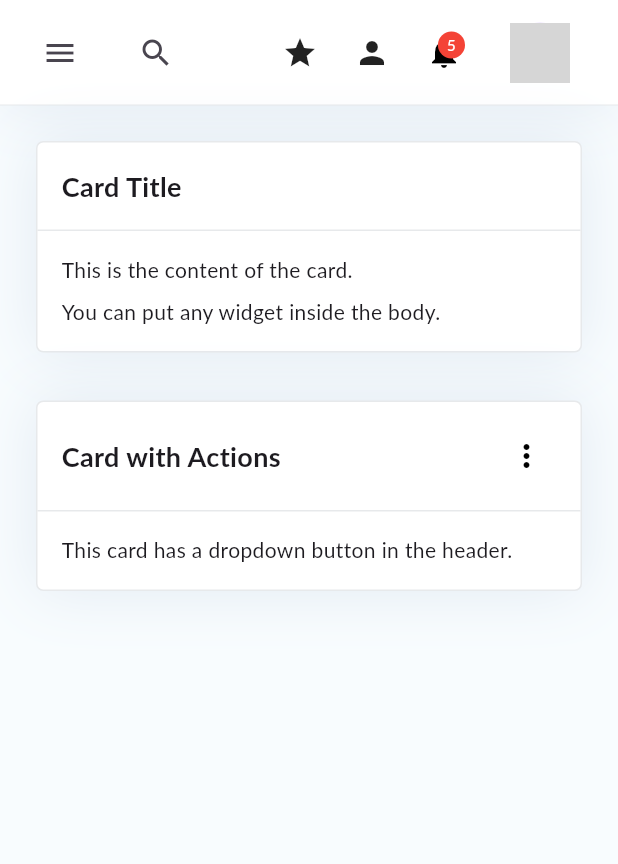
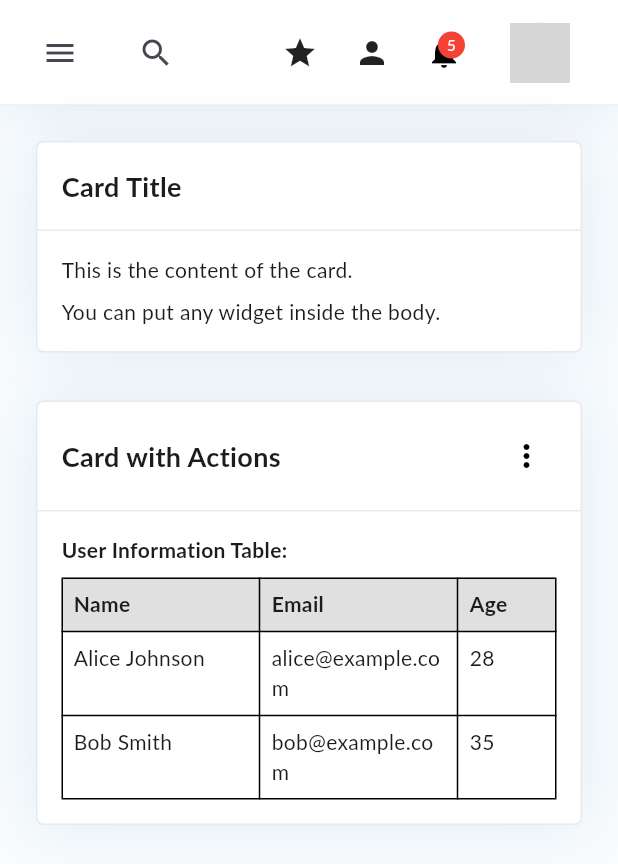
Before and after one commit to romulorodrigues/responsive_dashboard, a Flutter app: the screen it shows after launch, on a phone screen of 412 x 824 dp. Shown: the top 864 px of the screen. Run offline on Flutter 3.47's test engine with Material 3 defaults, Android fonts, the phone set to English and light mode, and no system bars; network calls fail; Roboto replaces fonts that are missing (Lato); grey boxes are pictures that could not be loaded.

Commit message:
feat: android

```diff
--- a/example/lib/main.dart
+++ b/example/lib/main.dart
@@ -266,8 +266,81 @@ class MyApp extends StatelessWidget {
                           ),
                         ],
                       ),
-                      body: const Text(
-                        'This card has a dropdown button in the header.',
+                      body: Column(
+                        crossAxisAlignment: CrossAxisAlignment.start,
+                        children: [
+                          const Text(
+                            'User Information Table:',
+                            style: TextStyle(fontWeight: FontWeight.bold),
+                          ),
+                          const SizedBox(height: 8),
+                          Table(
+                            border: TableBorder.all(),
+                            columnWidths: const {
+                              0: FlexColumnWidth(2),
+                              1: FlexColumnWidth(2),
+                              2: FlexColumnWidth(1),
+                            },
+                            children: const [
+                              TableRow(
+                                decoration:
+                                    BoxDecoration(color: Color(0xFFE0E0E0)),
+                                children: [
+                                  Padding(
+                                    padding: EdgeInsets.all(8.0),
+                                    child: Text('Name',
+                                        style: TextStyle(
+                                            fontWeight: FontWeight.bold)),
+                                  ),
+                                  Padding(
+                                    padding: EdgeInsets.all(8.0),
+                                    child: Text('Email',
+                                        style: TextStyle(
+                                            fontWeight: FontWeight.bold)),
+                                  ),
+                                  Padding(
+                                    padding: EdgeInsets.all(8.0),
+                                    child: Text('Age',
+                                        style: TextStyle(
+                                            fontWeight: FontWeight.bold)),
+                                  ),
+                                ],
+                              ),
+                              TableRow(
+                                children: [
+                                  Padding(
+                                    padding: EdgeInsets.all(8.0),
+                                    child: Text('Alice Johnson'),
+                                  ),
+                                  Padding(
+                                    padding: EdgeInsets.all(8.0),
+                                    child: Text('alice@example.com'),
+                                  ),
+                                  Padding(
+                                    padding: EdgeInsets.all(8.0),
+                                    child: Text('28'),
+                                  ),
+                                ],
+                              ),
+                              TableRow(
+                                children: [
+                                  Padding(
+                                    padding: EdgeInsets.all(8.0),
+                                    child: Text('Bob Smith'),
+                                  ),
+                                  Padding(
+                                    padding: EdgeInsets.all(8.0),
+                                    child: Text('bob@example.com'),
+                                  ),
+                                  Padding(
+                                    padding: EdgeInsets.all(8.0),
+                                    child: Text('35'),
+                                  ),
+                                ],
+                              ),
+                            ],
+                          ),
+                        ],
                       ),
                     ),
                   ),
```
Also changed, not shown: 20 other files.
